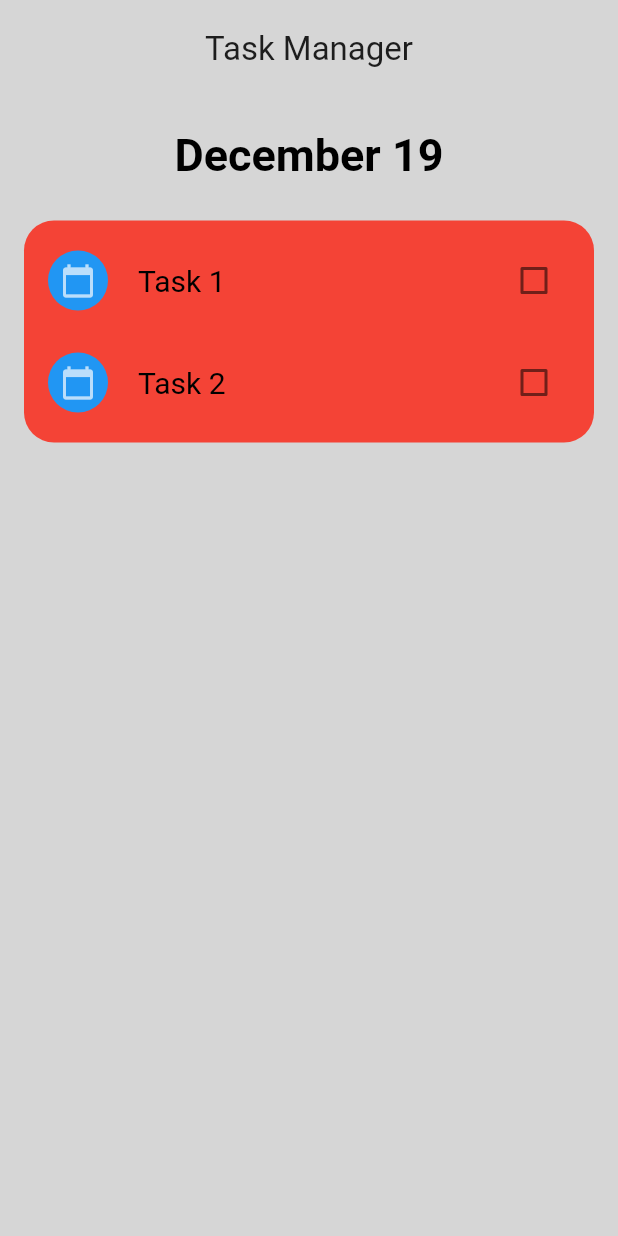
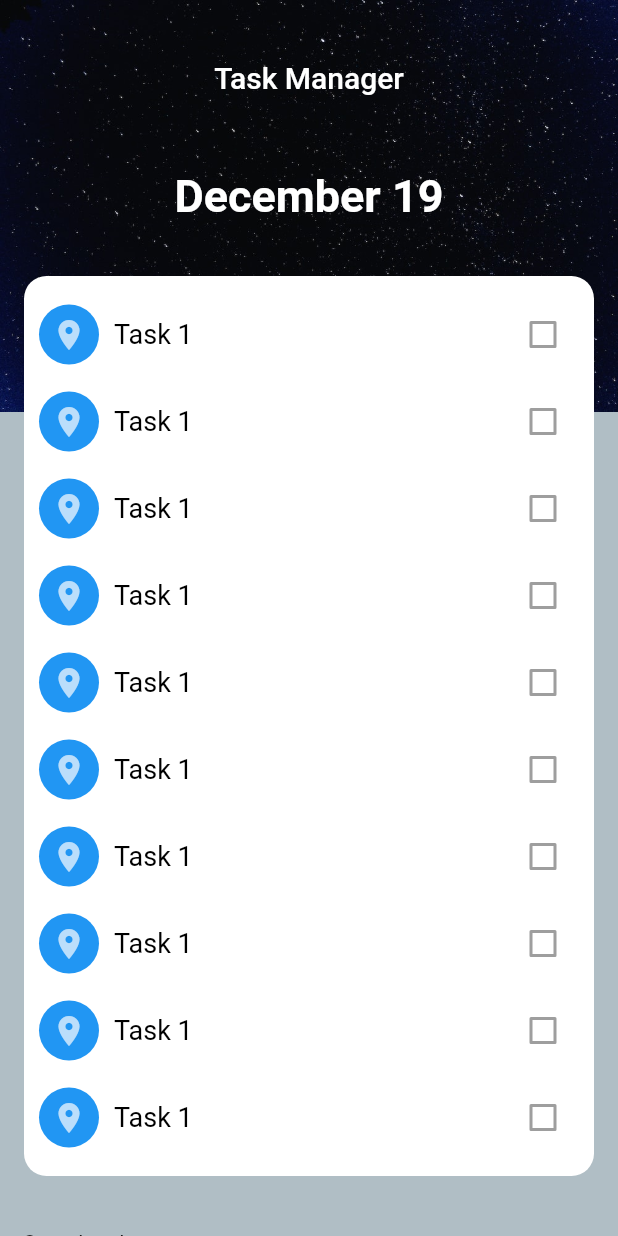
Before and after one commit to jinomanojjohn/To_Do_App, a Flutter app: the screen it shows after launch, on a phone screen of 412 x 824 dp. Run offline on Flutter 3.47's test engine with Material 2 defaults, Android fonts, the phone set to English and light mode, and no system bars.

Commit message:
Session2

```diff
--- a/lib/main.dart
+++ b/lib/main.dart
@@ -12,8 +12,16 @@ class MyApp extends StatelessWidget {
   Widget build(BuildContext context) {
     return MaterialApp(
       title: 'Flutter Demo',
-      debugShowCheckedModeBanner: false,
       theme: ThemeData(
+        // This is the theme of your application.
+        //
+        // Try running your application with "flutter run". You'll see the
+        // application has a blue toolbar. Then, without quitting the app, try
+        // changing the primarySwatch below to Colors.green and then invoke
+        // "hot reload" (press "r" in the console where you ran "flutter run",
+        // or simply save your changes to "hot reload" in a Flutter IDE).
+        // Notice that the counter didn't reset back to zero; the application
+        // is not restarted.
         primarySwatch: Colors.blue,
       ),
       home: HomePage(),
@@ -25,114 +33,140 @@ class HomePage extends StatelessWidget {
   @override
   Widget build(BuildContext context) {
     return Scaffold(
-      backgroundColor: Colors.grey[350],
-      // appBar: AppBar(
-      //   title: const Text("Task Manager"),
-      // ),
+        backgroundColor: Colors.blueGrey.shade200,
         body: SafeArea(
           child: SizedBox.expand(
+            child: Stack(
+              children: [
+                Image.asset("assets/sky.jpg"),
+                SingleChildScrollView(
                   child: Column(
                     crossAxisAlignment: CrossAxisAlignment.center,
                     children: [
                       const SizedBox(
-                height: 20,
+                        height: 40,
                       ),
                       const Text(
                         "Task Manager",
                         style: TextStyle(
-                  fontSize: 22,
-                  fontWeight: FontWeight.w400,
+                          color: Colors.white,
+                          fontWeight: FontWeight.w500,
+                          fontSize: 20,
                         ),
                       ),
                       const SizedBox(
-                height: 40,
+                        height: 50,
                       ),
-              const Text(
-                "December 19",
+                      const Text("December 19",
                           style: TextStyle(
-                  color: Colors.black,
+                              color: Colors.white,
                               fontSize: 30,
-                  fontWeight: FontWeight.w600,
+                              fontWeight: FontWeight.w600)),
+                      const SizedBox(height: 20),
+                      Padding(
+                        padding: const EdgeInsets.all(16),
+                        child: Container(
+                          width: double.infinity,
+                          padding: const EdgeInsets.all(10),
+                          decoration: BoxDecoration(
+                              color: Colors.white,
+                              borderRadius: BorderRadius.circular(15)),
+                          child: Column(
+                            crossAxisAlignment: CrossAxisAlignment.start,
+                            children: const [
+                              TaskItem(),
+                              TaskItem(),
+                              TaskItem(),
+                              TaskItem(),
+                              TaskItem(),
+                              TaskItem(),
+                              TaskItem(),
+                              TaskItem(),
+                              TaskItem(),
+                              TaskItem(),
+                            ],
                           ),
                         ),
-              const SizedBox(
-                height: 10,
                       ),
+                      const SizedBox(height: 20),
+                      Row(
+                        children: const [
                           Padding(
-                padding: const EdgeInsets.all(
-                  16.0,
-                ),
-                child: Container(
-                  padding: const EdgeInsets.all(16),
-                  width: double.infinity,
-                  decoration: BoxDecoration(
-                    color: Colors.red,
-                    borderRadius: BorderRadius.circular(20),
-                  ),
-                  child: Column(
-                      crossAxisAlignment: CrossAxisAlignment.start,
-                      children: [
-                        Row(
-                          children: [
-                            const CircleAvatar(
-                              radius: 20,
-                              backgroundColor: Colors.blue,
-                              child: Icon(
-                                Icons.calendar_today,
-                              ),
-                            ),
-                            const SizedBox(
-                              width: 20,
-                            ),
-                            const Text(
-                              "Task 1",
-                              style: TextStyle(
-                                color: Colors.black,
-                                fontSize: 20,
-                              ),
-                            ),
-                            const Spacer(),
-                            Checkbox(
-                              value: false,
-                              onChanged: ((value) {}),
+                            padding: EdgeInsets.only(left: 15.0),
+                            child: Text("Completed"),
                           ),
                         ],
                       ),
-                        const SizedBox(
-                          height: 20,
-                        ),
-                        Row(
-                          children: [
-                            const CircleAvatar(
-                              radius: 20,
-                              backgroundColor: Colors.blue,
-                              child: Icon(
-                                Icons.calendar_today,
+                      Padding(
+                        padding: const EdgeInsets.all(15.0),
+                        child: Container(
+                          padding: const EdgeInsets.all(10),
+                          width: double.infinity,
+                          decoration: BoxDecoration(
+                              borderRadius: BorderRadius.circular(15),
+                              color: Colors.white),
+                          child: Column(
+                            children: const [
+                              TaskItem(),
+                              TaskItem(),
+                              TaskItem(),
+                            ],
                           ),
                         ),
-                            const SizedBox(
-                              width: 20,
                       ),
-                            const Text(
-                              "Task 2",
-                              style: TextStyle(
-                                color: Colors.black,
-                                fontSize: 20,
+                      const SizedBox(height: 30),
+                      Padding(
+                        padding: const EdgeInsets.only(left: 15.0, right: 15),
+                        child: SizedBox(
+                          width: double.infinity,
+                          height: 40,
+                          child: TextButton(
+                            onPressed: () {},
+                            style: TextButton.styleFrom(
+                                backgroundColor: Colors.blue.shade700,
+                                foregroundColor: Colors.white),
+                            child: const Text("Add Task"),
                           ),
-                            ),
-                            const Spacer(),
-                            Checkbox(
-                              value: false,
-                              onChanged: ((value) {}),
-                            ),
-                          ],
-                        ),
-                      ]),
                         ),
                       )
                     ],
                   ),
                 ),
+              ],
+            ),
+          ),
+        ));
+  }
+}
+
+class TaskItem extends StatelessWidget {
+  const TaskItem({
+    Key? key,
+  }) : super(key: key);
+
+  @override
+  Widget build(BuildContext context) {
+    return Padding(
+      padding: const EdgeInsets.only(top: 5, bottom: 5),
+      child: Row(
+        children: const [
+          CircleAvatar(
+            radius: 20,
+            backgroundColor: Colors.blue,
+            child: Icon(Icons.place),
+          ),
+          SizedBox(width: 10),
+          Text(
+            "Task 1",
+            style: TextStyle(
+              color: Colors.black,
+              fontSize: 18,
+              fontWeight: FontWeight.w400,
+            ),
+          ),
+          Spacer(),
+          Checkbox(value: false, onChanged: null)
+        ],
       ),
     );
   }
--- a/pubspec.yaml
+++ b/pubspec.yaml
@@ -60,8 +60,8 @@ flutter:
   uses-material-design: true
 
   # To add assets to your application, add an assets section, like this:
-  # assets:
-  #   - images/a_dot_burr.jpeg
+  assets:
+    - assets/sky.jpg
   #   - images/a_dot_ham.jpeg
 
   # An image asset can refer to one or more resolution-specific "variants", see
```
Also changed, not shown: assets/sky.jpg (added). Lines whose indentation alone changed are shown as unchanged.
